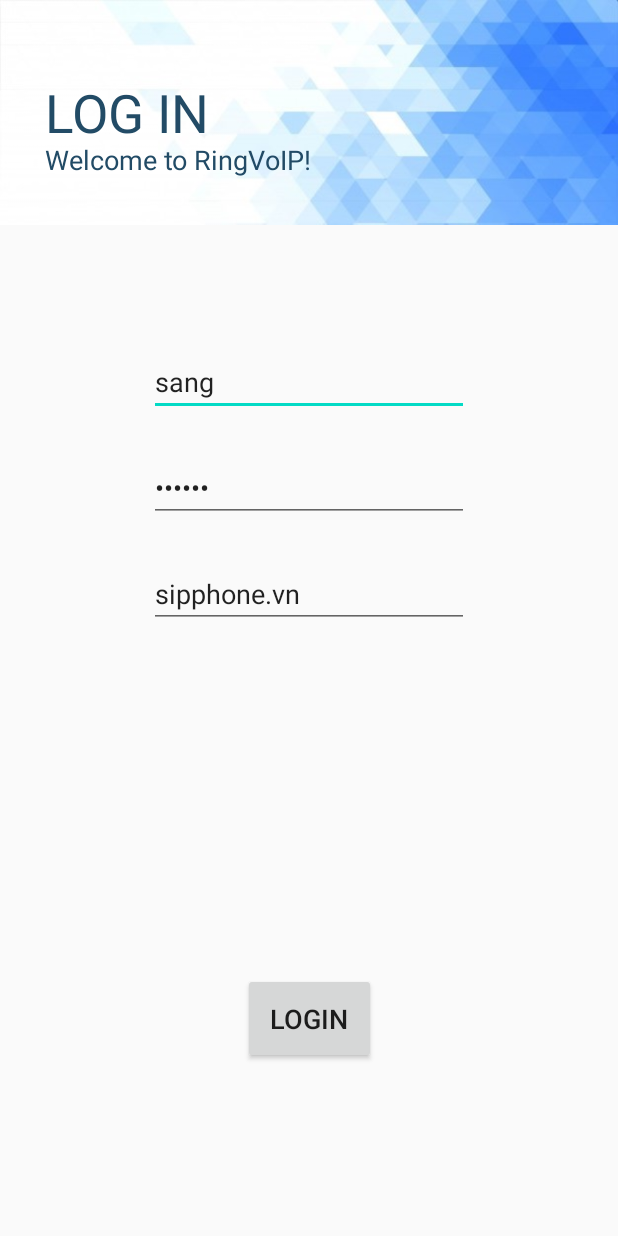
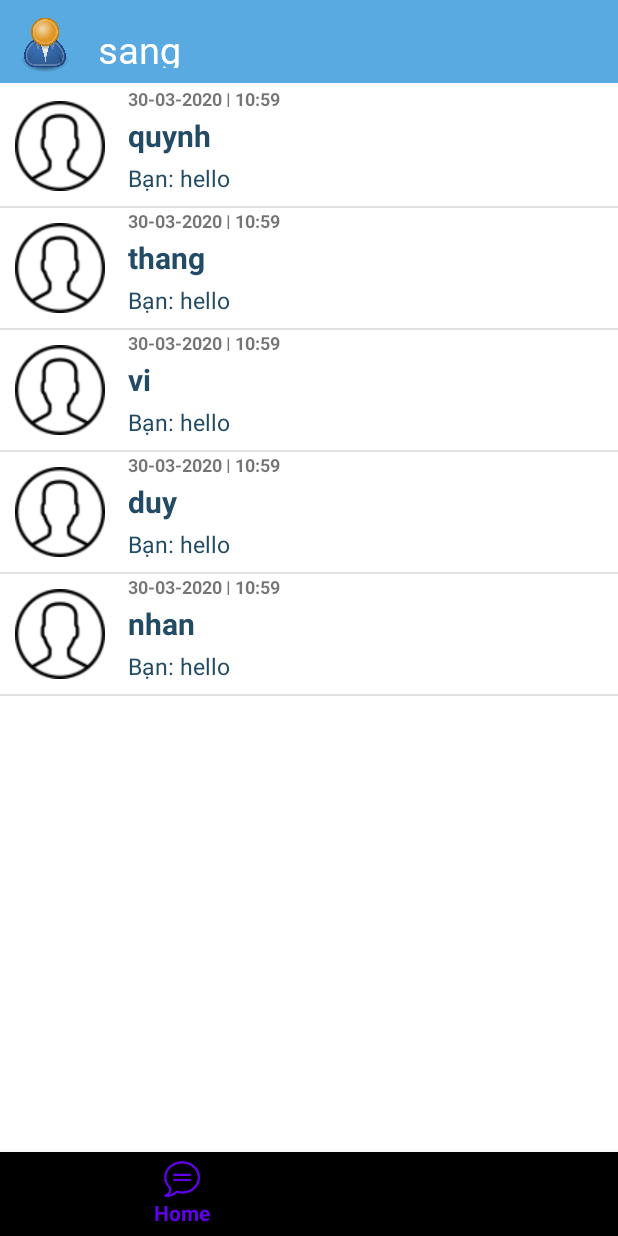
Before and after one commit to hoangsang1998/AppRingVoIP, an Android app: the screen it shows after launch (LoginActivity before the commit, HomeActivity after it), after a tap on "LOGIN", on a phone screen of 412 x 824 dp. Run offline under Robolectric (Android 15) with nearby library versions, the phone set to English and light mode, and no system bars.

Commit message:
Home GUI

```diff
--- a/app/build.gradle
+++ b/app/build.gradle
@@ -6,7 +6,7 @@ android {
 
     defaultConfig {
         applicationId "com.example.ringvoip"
-        minSdkVersion 21
+        minSdkVersion 16
         targetSdkVersion 29
         versionCode 1
         versionName "1.0"
@@ -31,4 +31,5 @@ dependencies {
     testImplementation 'junit:junit:4.12'
     androidTestImplementation 'androidx.test.ext:junit:1.1.1'
     androidTestImplementation 'androidx.test.espresso:espresso-core:3.2.0'
+    implementation 'com.android.support:design:28.0.0'
 }
--- a/app/src/main/AndroidManifest.xml
+++ b/app/src/main/AndroidManifest.xml
@@ -9,7 +9,8 @@
         android:roundIcon="@mipmap/ic_launcher_round"
         android:supportsRtl="true"
         android:theme="@style/AppTheme">
-        <activity android:name=".Login.LoginActivity"></activity>
+        <activity android:name=".Home.HomeActivity"></activity>
+        <activity android:name=".Login.LoginActivity" />
         <activity android:name=".MainActivity">
             <intent-filter>
                 <action android:name="android.intent.action.MAIN" />
--- /dev/null
+++ b/app/src/main/java/com/example/ringvoip/Home/AdapterChatRoom.java
@@ -0,0 +1,108 @@
+package com.example.ringvoip.Home;
+
+
+import android.content.Context;
+import android.view.LayoutInflater;
+import android.view.View;
+import android.view.ViewGroup;
+import android.widget.ImageView;
+import android.widget.TextView;
+
+import androidx.annotation.NonNull;
+import androidx.recyclerview.widget.RecyclerView;
+
+import com.example.ringvoip.R;
+
+import java.text.ParseException;
+import java.text.SimpleDateFormat;
+import java.util.ArrayList;
+import java.util.Date;
+import java.util.Locale;
+
+public class AdapterChatRoom extends RecyclerView.Adapter<AdapterChatRoom.ViewHolder> {
+    ArrayList<ChatRoomClass> chatRoomClasses;
+    Context context;
+    DataChatClickListener dataChatClickListener;
+    String username_from_home;
+
+    public static String getUserContact(ChatRoomClass chatroom, String username_from_home) {
+        if (chatroom.getUsername1().equals(username_from_home)) {
+            return chatroom.getUsername2();
+        } else return chatroom.getUsername1();
+    }
+
+    public AdapterChatRoom(ArrayList<ChatRoomClass> chatRoomClasses, Context context, String username) {
+        this.chatRoomClasses = chatRoomClasses;
+        this.context = context;
+        this.username_from_home = username;
+    }
+
+    public ViewHolder onCreateViewHolder(ViewGroup parent, int viewType) {
+        LayoutInflater layoutInflater = LayoutInflater.from(parent.getContext());
+        View itemView = layoutInflater.inflate(R.layout.list_chat, parent, false);
+        return new ViewHolder(itemView);
+    }
+
+    @Override
+    public void onBindViewHolder(@NonNull ViewHolder holder, int position) {
+
+        String context = chatRoomClasses.get(position).getContext();
+        if (chatRoomClasses.get(position).getUsername1().equals(username_from_home)) {
+            context = "Bạn: " + context;
+        } else {
+            context = chatRoomClasses.get(position).getUsername1() + ": " + context;
+        }
+        if (context.length() > 22) {
+            context = context.substring(0, 22) + "...";
+        }
+        holder.txtv_chat_friend.setText(context);
+        holder.txtv_name_friend.setText(getUserContact(chatRoomClasses.get(position), username_from_home));
+
+        // change the datetime format to display
+        Date dateline = new Date();
+        SimpleDateFormat formatterNew = new SimpleDateFormat("dd-MM-yyyy | HH:mm", Locale.getDefault());
+        SimpleDateFormat format = new SimpleDateFormat("yyyy-MM-dd | HH:mm:ss", Locale.getDefault());
+        try {
+            dateline = format.parse(chatRoomClasses.get(position).getDatetime());
+        } catch (ParseException e) {
+            e.printStackTrace();
+        }
+        assert dateline != null;
+        String dateTime = formatterNew.format(dateline);
+        holder.txtv_time_friend.setText(dateTime);
+    }
+
+    public int getItemCount() {
+        return chatRoomClasses.size();
+    }
+
+    public class ViewHolder extends RecyclerView.ViewHolder implements View.OnClickListener {
+        TextView txtv_time_friend;
+        TextView txtv_chat_friend;
+        ImageView img_friend;
+        TextView txtv_name_friend;
+
+        public ViewHolder(View itemView) {
+            super(itemView);
+            txtv_chat_friend = (TextView) itemView.findViewById(R.id.txtv_chat_friend);
+            img_friend = (ImageView) itemView.findViewById(R.id.img_friend);
+            txtv_name_friend = (TextView) itemView.findViewById(R.id.txtv_name_friend);
+            txtv_time_friend = (TextView) itemView.findViewById(R.id.txtv_time_friend);
+            itemView.setOnClickListener(this);
+        }
+
+        @Override
+        public void onClick(View view) {
+            if (dataChatClickListener != null)
+                dataChatClickListener.onDataChatClick(view, getAdapterPosition());
+        }
+    }
+
+    public void setClickListener(DataChatClickListener dataChatClickListener) {
+        this.dataChatClickListener = dataChatClickListener;
+    }
+
+    public interface DataChatClickListener {
+        void onDataChatClick(View view, int position);
+    }
+}
--- /dev/null
+++ b/app/src/main/java/com/example/ringvoip/Home/ChatRoomClass.java
@@ -0,0 +1,50 @@
+package com.example.ringvoip.Home;
+
+public class ChatRoomClass {
+    private String Username1;
+    private String Username2;
+    private String Context;
+    private String Datetime;
+
+    public ChatRoomClass() {
+    }
+
+    public ChatRoomClass(String username1, String username2, String context, String datetime) {
+        Username1 = username1;
+        Username2 = username2;
+        Context = context;
+        Datetime = datetime;
+    }
+
+    public String getUsername1() {
+        return Username1;
+    }
+
+    public void setUsername1(String username1) {
+        Username1 = username1;
+    }
+
+    public String getUsername2() {
+        return Username2;
+    }
+
+    public void setUsername2(String username2) {
+        Username2 = username2;
+    }
+
+    public String getContext() {
+        return Context;
+    }
+
+    public void setContext(String context) {
+        Context = context;
+    }
+
+    public String getDatetime() {
+        return Datetime;
+    }
+
+    public void setDatetime(String datetime) {
+        Datetime = datetime;
+    }
+}
--- /dev/null
+++ b/app/src/main/java/com/example/ringvoip/Home/HomeActivity.java
@@ -0,0 +1,164 @@
+package com.example.ringvoip.Home;
+
+import androidx.annotation.NonNull;
+import androidx.appcompat.app.AppCompatActivity;
+import androidx.recyclerview.widget.DividerItemDecoration;
+import androidx.recyclerview.widget.LinearLayoutManager;
+import androidx.recyclerview.widget.RecyclerView;
+
+import android.app.AlertDialog;
+import android.content.DialogInterface;
+import android.content.Intent;
+import android.os.Bundle;
+import android.view.MenuItem;
+import android.view.View;
+import android.widget.ImageView;
+import android.widget.TextView;
+
+import com.example.ringvoip.R;
+import com.google.android.material.bottomnavigation.BottomNavigationView;
+
+import java.util.ArrayList;
+import java.util.Collections;
+import java.util.Comparator;
+
+public class HomeActivity extends AppCompatActivity implements AdapterChatRoom.DataChatClickListener{
+    ImageView imgUserName;
+    TextView txtUserName;
+    RecyclerView recChat;
+    BottomNavigationView navFooter;
+    ArrayList<ChatRoomClass> chatRoomList;
+    String username, sipuri;
+
+    @Override
+    protected void onCreate(Bundle savedInstanceState) {
+        super.onCreate(savedInstanceState);
+        setContentView(R.layout.activity_home);
+        addControls();
+        addEvents();
+        addVariables();
+        Intent intent = getIntent();
+//        username = intent.getStringExtra("username");
+        username="sang";
+        sipuri = intent.getStringExtra("sipuri");
+        ChatRoomClass chatRoomClass = new ChatRoomClass("sang", "quynh","hello","2020-03-30 | 10:59:27" );
+        ChatRoomClass chatRoomClass1 = new ChatRoomClass("sang", "thang","hello","2020-03-30 | 10:59:27" );
+        ChatRoomClass chatRoomClass2 = new ChatRoomClass("sang", "vi","hello","2020-03-30 | 10:59:27" );
+        ChatRoomClass chatRoomClass3 = new ChatRoomClass("sang", "duy","hello","2020-03-30 | 10:59:27" );
+        ChatRoomClass chatRoomClass4 = new ChatRoomClass("sang", "nhan","hello","2020-03-30 | 10:59:27" );
+        chatRoomList.add(chatRoomClass);
+        chatRoomList.add(chatRoomClass1);
+        chatRoomList.add(chatRoomClass2);
+        chatRoomList.add(chatRoomClass3);
+        chatRoomList.add(chatRoomClass4);
+        initView();
+    }
+
+    private BottomNavigationView.OnNavigationItemSelectedListener
+            navigationItemSelectedListener
+            = new BottomNavigationView.OnNavigationItemSelectedListener() {
+        @Override
+        public boolean onNavigationItemSelected(@NonNull MenuItem menuItem) {
+            switch (menuItem.getItemId()) {
+                case R.id.navigation_chat:
+                    break;
+                case R.id.navigation_contact:
+//                    Intent intent_contact = new Intent(HomeActivity.this, ContactActivity.class);
+////                    intent_groupchat.putExtra("username", username);
+////                    intent_groupchat.putExtra("sipuri", sipuri);
+//                    startActivity(intent_contact);
+                    break;
+            }
+            return false;
+        }
+    };
+
+    public void showAlertDialog(){
+        AlertDialog.Builder builder = new AlertDialog.Builder(this);
+        builder.setTitle("RingVoIP");
+        builder.setMessage("Bạn có muốn thoát không?");
+        builder.setCancelable(false);
+        builder.setPositiveButton("Ứ chịu", new DialogInterface.OnClickListener() {
+            @Override
+            public void onClick(DialogInterface dialogInterface, int i) {
+//                Toast.makeText(HomeActivity.this, "Không thoát được", Toast.LENGTH_SHORT).show();
+            }
+        });
+        builder.setNegativeButton("Thoát", new DialogInterface.OnClickListener() {
+            @Override
+            public void onClick(DialogInterface dialogInterface, int i) {
+//                dialogInterface.dismiss();
+                finishAffinity();
+            }
+        });
+        AlertDialog alertDialog = builder.create();
+        alertDialog.show();
+
+    }
+
+    @Override
+    public void onBackPressed() {
+        showAlertDialog();
+    }
+
+    private void initView() {
+        recChat = findViewById(R.id.recChat);
+        recChat.setHasFixedSize(true);
+
+        LinearLayoutManager layoutManager = new LinearLayoutManager(this, LinearLayoutManager.VERTICAL, false);
+        recChat.setLayoutManager(layoutManager);
+
+        DividerItemDecoration dividerItemDecoration = new DividerItemDecoration(this, layoutManager.getOrientation());
+        recChat.addItemDecoration(dividerItemDecoration);
+
+        //sort by datetime
+        Collections.sort(chatRoomList, new Comparator<ChatRoomClass>() {
+            @Override
+            public int compare(ChatRoomClass lhs, ChatRoomClass rhs) {
+                return rhs.getDatetime().compareTo(lhs.getDatetime());
+            }
+        });
+
+        AdapterChatRoom adapterChatRoom = new AdapterChatRoom(chatRoomList, this, username);
+        adapterChatRoom.setClickListener(this);
+        recChat.setAdapter(adapterChatRoom);
+    }
+
+    private void addVariables() {
+        chatRoomList = new ArrayList<>();
+    }
+
+    private void addEvents() {
+        navFooter.setOnNavigationItemSelectedListener(navigationItemSelectedListener);
+    }
+
+    private void addControls() {
+        navFooter = findViewById(R.id.nav_view);
+        imgUserName = findViewById(R.id.imgUserName);
+        txtUserName = findViewById(R.id.txtUserName);
+        recChat = findViewById(R.id.recChat);
+    }
+
+    public void imgUserNameEvent(View view) {
+//        Intent intentProfile = new Intent(this, ProfileActivity.class);
+//        startActivity(intentProfile);
+    }
+
+    @Override
+    public void onDataChatClick(View view, int position) {
+//        Intent intentChat = new Intent(HomeActivity.this, ChattingActivity.class);
+//        intentChat.putExtra("userName", username);
+//        intentChat.putExtra("sipUri", sipuri);
+//        intentChat.putExtra("userFriend",
+//                getUserContact(chatRoomList.get(position).getUsername1(),
+//                        chatRoomList.get(position).getUsername2(),
+//                        username));
+//        startActivity(intentChat);
+    }
+
+    public static String getUserContact(String username1, String username2, String username) {
+        if (username1.equals(username)) {
+            return username2;
+        } else return username1;
+    }
+}
--- a/app/src/main/java/com/example/ringvoip/Login/LoginActivity.java
+++ b/app/src/main/java/com/example/ringvoip/Login/LoginActivity.java
@@ -2,9 +2,13 @@ package com.example.ringvoip.Login;
 
 import androidx.appcompat.app.AppCompatActivity;
 
+import android.app.AlertDialog;
+import android.content.DialogInterface;
+import android.content.Intent;
 import android.os.Bundle;
 import android.view.View;
 
+import com.example.ringvoip.Home.HomeActivity;
 import com.example.ringvoip.R;
 
 public class LoginActivity extends AppCompatActivity {
@@ -15,7 +19,35 @@ public class LoginActivity extends AppCompatActivity {
         setContentView(R.layout.activity_login);
     }
 
-    public void btnLoginEvent(View view) {
+    public void onBackPressed() {
+        showAlertDialog();
+    }
+
+    public void showAlertDialog(){
+        AlertDialog.Builder builder = new AlertDialog.Builder(this);
+        builder.setTitle("RingVoIP");
+        builder.setMessage("Bạn có muốn thoát không?");
+        builder.setCancelable(false);
+        builder.setPositiveButton("Ứ chịu", new DialogInterface.OnClickListener() {
+            @Override
+            public void onClick(DialogInterface dialogInterface, int i) {
+//                Toast.makeText(HomeActivity.this, "Không thoát được", Toast.LENGTH_SHORT).show();
+            }
+        });
+        builder.setNegativeButton("Thoát", new DialogInterface.OnClickListener() {
+            @Override
+            public void onClick(DialogInterface dialogInterface, int i) {
+//                dialogInterface.dismiss();
+                finishAffinity();
+            }
+        });
+        AlertDialog alertDialog = builder.create();
+        alertDialog.show();
 
     }
+
+    public void btnLoginEvent(View view) {
+        Intent intentHome = new Intent(this, HomeActivity.class);
+        startActivity(intentHome);
+    }
 }
--- /dev/null
+++ b/app/src/main/res/layout/activity_home.xml
@@ -0,0 +1,56 @@
+<?xml version="1.0" encoding="utf-8"?>
+<RelativeLayout xmlns:android="http://schemas.android.com/apk/res/android"
+    xmlns:app="http://schemas.android.com/apk/res-auto"
+    xmlns:tools="http://schemas.android.com/tools"
+    android:layout_width="match_parent"
+    android:layout_height="match_parent"
+    tools:context=".Home.HomeActivity">
+
+    <LinearLayout
+        android:id="@+id/header_home"
+        android:layout_width="match_parent"
+        android:layout_height="55dp"
+        android:orientation="horizontal"
+        android:background="#5AAAE2">
+
+        <ImageView
+            android:id="@+id/imgUserName"
+            android:layout_width="40dp"
+            android:layout_height="40dp"
+            android:layout_marginHorizontal="10dp"
+            android:layout_marginVertical="10dp"
+            android:onClick="imgUserNameEvent"
+            app:srcCompat="@drawable/img_user"
+            />
+        <TextView
+            android:id="@+id/txtUserName"
+            android:layout_width="match_parent"
+            android:layout_height="30dp"
+            android:text="sang"
+            android:textColor="#fff"
+            android:paddingVertical="0dp"
+            android:layout_marginLeft="5dp"
+            android:layout_marginTop="15dp"
+            android:textSize="25sp"
+            android:fontFamily="@font/baloo"
+            app:fontFamily="@font/baloo"/>
+    </LinearLayout>
+
+    <androidx.recyclerview.widget.RecyclerView
+        android:id="@+id/recChat"
+        android:layout_width="match_parent"
+        android:layout_height="wrap_content"
+        android:layout_above="@+id/nav_view"
+        android:layout_below="@+id/header_home"
+        android:layout_marginTop="2dp"
+        android:layout_marginBottom="-3dp"
+        android:background="#fff" />
+
+    <com.google.android.material.bottomnavigation.BottomNavigationView
+        android:id="@+id/nav_view"
+        android:layout_width="match_parent"
+        android:layout_height="wrap_content"
+        android:layout_alignParentBottom="true"
+        app:menu="@menu/bottom_nav_menu" >
+    </com.google.android.material.bottomnavigation.BottomNavigationView>
+</RelativeLayout>
--- /dev/null
+++ b/app/src/main/res/layout/list_chat.xml
@@ -0,0 +1,60 @@
+<?xml version="1.0" encoding="utf-8"?>
+<LinearLayout xmlns:android="http://schemas.android.com/apk/res/android"
+    xmlns:app="http://schemas.android.com/apk/res-auto"
+    xmlns:tools="http://schemas.android.com/tools"
+    android:orientation="vertical"
+    android:layout_width="match_parent"
+    android:layout_height="wrap_content"
+    android:background="@color/cardview_light_background"
+    tools:ignore="PrivateResource">
+
+    <ImageView
+        android:id="@+id/img_friend"
+        android:layout_width="80dp"
+        android:layout_height="80dp"
+        android:src="@drawable/friends"
+        android:padding="10dp"/>
+
+    <TextView
+        android:id="@+id/txtv_time_friend"
+        android:layout_width="match_parent"
+        android:layout_height="14dp"
+        android:layout_marginTop="-80dp"
+        android:layout_marginLeft="0dp"
+        android:paddingLeft="5dp"
+        android:textSize="12sp"
+        android:layout_marginStart="80dp"
+        android:textStyle="bold"
+        tools:ignore="RtlSymmetry" />
+
+    <TextView
+        android:id="@+id/txtv_name_friend"
+        android:layout_width="match_parent"
+        android:layout_height="38dp"
+        android:layout_marginStart="80dp"
+        android:layout_marginLeft="0dp"
+        android:layout_marginBottom="-71dp"
+        android:paddingStart="5dp"
+        android:paddingLeft="25dp"
+        android:paddingTop="5dp"
+        android:textColor="#224B66"
+        android:textSize="20sp"
+        android:textStyle="bold"
+        tools:ignore="RtlSymmetry" />
+
+    <TextView
+        android:id="@+id/txtv_chat_friend"
+        android:textColor="#224B66"
+        android:layout_width="match_parent"
+        android:layout_height="28dp"
+        android:layout_marginStart="80dp"
+        android:layout_marginLeft="0dp"
+        android:layout_marginBottom="-140dp"
+        android:layout_marginTop="70dp"
+        android:paddingStart="5dp"
+        android:paddingLeft="25dp"
+        android:textSize="15sp"
+        tools:ignore="RtlSymmetry" />
+
+
+</LinearLayout>
--- /dev/null
+++ b/app/src/main/res/menu/bottom_nav_menu.xml
@@ -0,0 +1,17 @@
+<?xml version="1.0" encoding="utf-8"?>
+<menu xmlns:android="http://schemas.android.com/apk/res/android">
+
+    <item
+        android:id="@+id/navigation_chat"
+        android:icon="@drawable/footer_chat"
+        android:title="Home" />
+
+    <item
+        android:id="@+id/navigation_contact"
+        android:icon="@drawable/footer_contacts"
+        android:title="Group Chat" />
+
+
+
+
+</menu>
```
Also changed, not shown: app/src/main/res/drawable-v24/footer_chat.png (added), app/src/main/res/drawable-v24/footer_contacts.png (added), app/src/main/res/drawable-v24/friends.png (added), app/src/main/res/drawable-v24/img_user.png (added), 1 other file.
